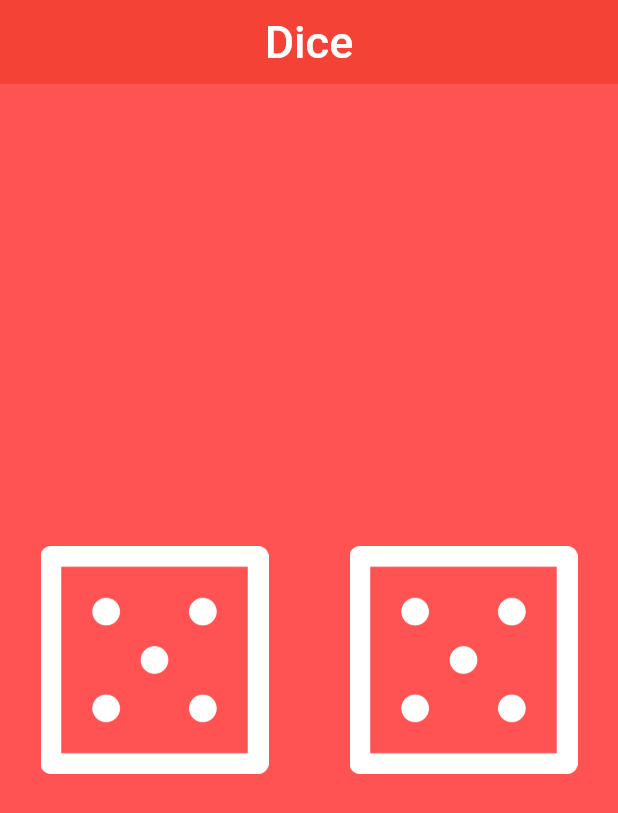
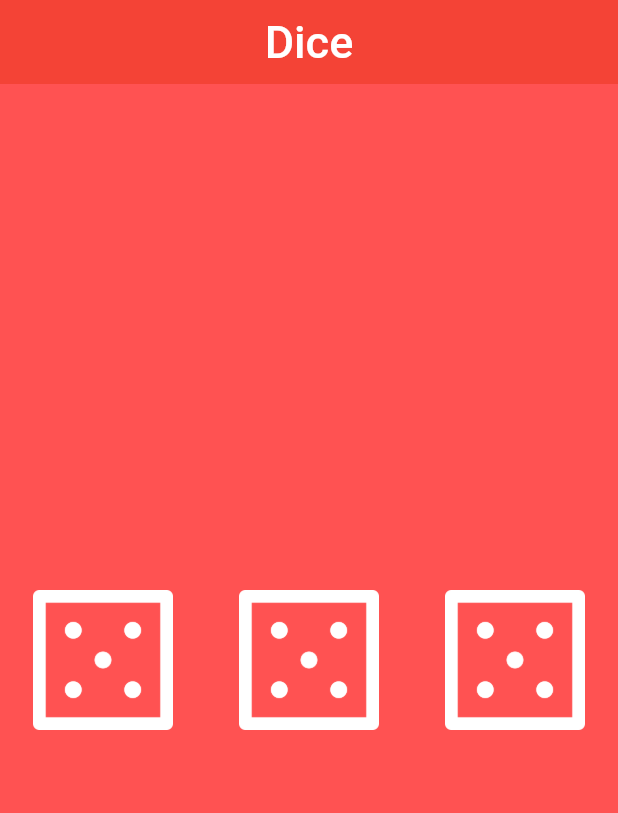
Before and after one commit to BabaykaBo/dice_app, a Flutter app: the screen it shows after launch, on a phone screen of 412 x 824 dp. Shown: the top 813 px of the screen. Run offline on Flutter 3.47's test engine with Material 3 defaults, Android fonts, the phone set to English and light mode, and no system bars.

```diff
--- a/lib/main.dart
+++ b/lib/main.dart
@@ -30,51 +30,63 @@ class MyApp extends StatelessWidget {
   }
 }
 
-class DicePage extends StatelessWidget {
+class DicePage extends StatefulWidget {
   const DicePage({super.key});
 
   @override
+  State<DicePage> createState() => _DicePageState();
+}
+
+class _DicePageState extends State<DicePage> {
+  static const int numberOfDices = 3;
+  late List<int> dices;
+
+  @override
+  void initState() {
+    super.initState();
+    _rollAll();
+  }
+
+  void _rollAll() {
+    setState(() {
+      dices = List.generate(numberOfDices, (_) => Random().nextInt(6) + 1);
+    });
+  }
+
+  @override
   Widget build(BuildContext context) {
-    return const Center(
+    return Center(
       child: Row(
         mainAxisAlignment: MainAxisAlignment.spaceEvenly,
-        children: [DiceImage(), DiceImage()],
+        children: List.generate(
+          numberOfDices,
+          (index) => DiceImage(number: dices[index], onPressed: _rollAll),
+        ),
       ),
     );
   }
 }
 
-class DiceImage extends StatefulWidget {
-  const DiceImage({super.key});
+class DiceImage extends StatelessWidget {
+  final int number;
+  final VoidCallback onPressed;
+
+  const DiceImage({super.key, required this.number, required this.onPressed});
 
   @override
-  State<DiceImage> createState() => _DiceImageState();
-}
-
-class _DiceImageState extends State<DiceImage> {
-  @override
   Widget build(BuildContext context) {
-    int number = _getNumber();
     return Expanded(
       child: Padding(
-        padding: const EdgeInsets.all(15.0),
+        padding: const EdgeInsets.all(10.0),
         child: TextButton(
           style: TextButton.styleFrom(
             splashFactory: NoSplash.splashFactory,
             overlayColor: Colors.transparent,
           ),
-          onPressed: () {
-            setState(() {
-              number = _getNumber();
-            });
-          },
+          onPressed: onPressed,
           child: Image(image: AssetImage('images/dice$number.png')),
         ),
       ),
     );
   }
-
-  int _getNumber() {
-    return Random().nextInt(6) + 1;
-  }
 }
```
